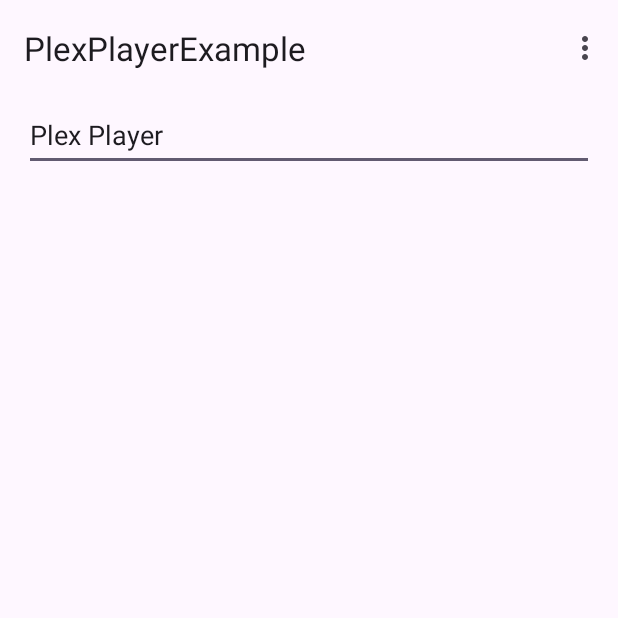
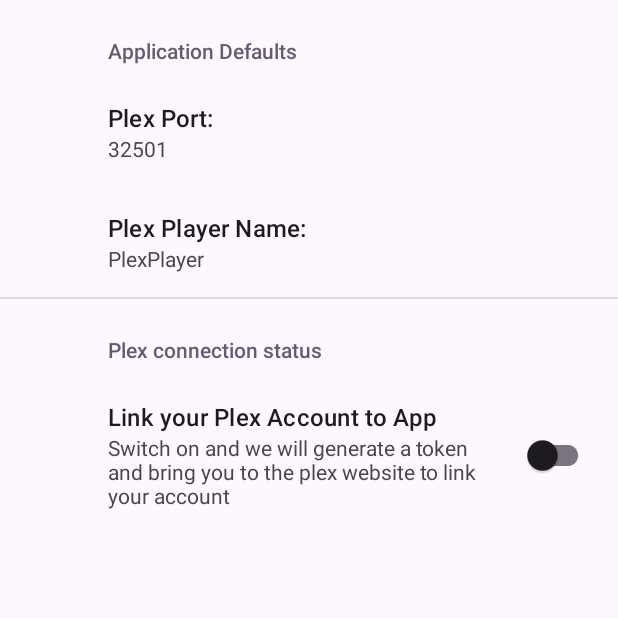
Before and after one commit to jeromeof/PlexPlayerService, an Android app: the screen it shows after launch (MainActivity before the commit, SettingsActivity after it), on a phone screen of 412 x 824 dp, the top half of it. Run offline under Robolectric (Android 15) with nearby library versions, the phone set to English and light mode, and no system bars; our stand-ins replace androidx.preference.

Commit message:
Tidied up the Android side of the codebase a little

```diff
--- a/PlexService/src/main/java/com/pragmaticaudio/plexservice/PlexGDM.java
+++ b/PlexService/src/main/java/com/pragmaticaudio/plexservice/PlexGDM.java
@@ -108,6 +108,7 @@
         helloSocket.setReuseAddress(true);
         helloSocket.joinGroup(InetAddress.getByName(multicast));
         helloSocket.setBroadcast(true);
+        helloSocket.setSoTimeout(5000); // 5 second timeout
 
         String helloPayload = playerInfo.generateGDMHelloPayload();
         DatagramPacket helloPacket = new DatagramPacket(helloPayload.getBytes(), helloPayload.length(),
--- a/PlexService/src/main/java/com/pragmaticaudio/plexservice/controllers/PauseController.java
+++ b/PlexService/src/main/java/com/pragmaticaudio/plexservice/controllers/PauseController.java
@@ -13,15 +13,13 @@
 
     @GET
     @Produces(ContentType.TEXT_XML)
-    public String pause(RequestInfo requestInfo, ResponseInfo responseInfo) {
+    public void pause(RequestInfo requestInfo, ResponseInfo responseInfo) {
         String type = getSingleParamValue(requestInfo, "type");
         String commandID = getSingleParamValue(requestInfo, "commandID");
         validateStandardPlexHeaders(requestInfo);
 
         PlexMediaPlayer mediaPlayer = getMediaPlayer();
         mediaPlayer.pause();
-
-        return "";
     }
 
 }
--- a/PlexService/src/main/java/com/pragmaticaudio/plexservice/controllers/PlayController.java
+++ b/PlexService/src/main/java/com/pragmaticaudio/plexservice/controllers/PlayController.java
@@ -15,7 +15,7 @@
 
     @GET
     @Produces(ContentType.TEXT_XML)
-    public String play(RequestInfo requestInfo, ResponseInfo responseInfo) throws IOException {
+    public void play(RequestInfo requestInfo, ResponseInfo responseInfo) throws IOException {
         String type = getSingleParamValue(requestInfo, "type");
         String commandID = getSingleParamValue(requestInfo, "commandID");
         validateStandardPlexHeaders(requestInfo);
@@ -23,7 +23,6 @@
         PlexMediaPlayer mediaPlayer = getMediaPlayer();
         mediaPlayer.play();
 
-        return "";
     }
 
 }
--- a/PlexService/src/main/java/com/pragmaticaudio/plexservice/controllers/PlayMediaController.java
+++ b/PlexService/src/main/java/com/pragmaticaudio/plexservice/controllers/PlayMediaController.java
@@ -11,6 +11,8 @@
 import com.pragmaticaudio.restserver.server.protocol.RequestInfo;
 import com.pragmaticaudio.restserver.server.protocol.ResponseInfo;
 
+import java.io.IOException;
+
 @RestController("/player/playback/playMedia")
 public class PlayMediaController extends BaseController {
 
@@ -18,7 +20,7 @@
 
     @GET
     @Produces(ContentType.TEXT_XML)
-    public String playMedia(RequestInfo requestInfo, ResponseInfo responseInfo) {
+    public void playMedia(RequestInfo requestInfo, ResponseInfo responseInfo) throws IOException {
         validateStandardPlexHeaders(requestInfo);
 
         Boolean paused = getSingleParamValueAsBoolean(requestInfo,"paused");
@@ -47,7 +49,6 @@
         PlexMediaPlayer plexMediaPlayer = getMediaPlayer();
         plexMediaPlayer.createOrReplaceQueue(playQueueMediaContainer, serverURI, token);
 
-        return "";  // Seems to be an empty response if successful
     }
 
 }
--- a/PlexService/src/main/java/com/pragmaticaudio/plexservice/controllers/SeekToController.java
+++ b/PlexService/src/main/java/com/pragmaticaudio/plexservice/controllers/SeekToController.java
@@ -13,7 +13,7 @@
 
     @GET
     @Produces(ContentType.TEXT_XML)
-    public String seekTo(RequestInfo requestInfo, ResponseInfo responseInfo) {
+    public void seekTo(RequestInfo requestInfo, ResponseInfo responseInfo) {
         String type = getSingleParamValue(requestInfo, "type");
         String commandID = getSingleParamValue(requestInfo, "commandID");
         validateStandardPlexHeaders(requestInfo);
@@ -21,8 +21,6 @@
 
         PlexMediaPlayer mediaPlayer = getMediaPlayer();
         mediaPlayer.seekTo(Integer.valueOf(offset));
-
-        return "";
     }
 
 }
--- a/PlexService/src/main/java/com/pragmaticaudio/plexservice/controllers/SkipNextController.java
+++ b/PlexService/src/main/java/com/pragmaticaudio/plexservice/controllers/SkipNextController.java
@@ -15,15 +15,13 @@
 
     @GET
     @Produces(ContentType.TEXT_XML)
-    public String skipNext(RequestInfo requestInfo, ResponseInfo responseInfo) throws IOException {
+    public void skipNext(RequestInfo requestInfo, ResponseInfo responseInfo) throws IOException {
         String type = getSingleParamValue(requestInfo, "type");
         String commandID = getSingleParamValue(requestInfo, "commandID");
         validateStandardPlexHeaders(requestInfo);
 
         PlexMediaPlayer mediaPlayer = getMediaPlayer();
         mediaPlayer.skipNext();
-
-        return "";
     }
 
 }
--- a/PlexService/src/main/java/com/pragmaticaudio/plexservice/controllers/SkipPreviousController.java
+++ b/PlexService/src/main/java/com/pragmaticaudio/plexservice/controllers/SkipPreviousController.java
@@ -8,12 +8,14 @@
 import com.pragmaticaudio.restserver.server.protocol.RequestInfo;
 import com.pragmaticaudio.restserver.server.protocol.ResponseInfo;
 
+import java.io.IOException;
+
 @RestController("/player/playback/skipPrevious")
 public class SkipPreviousController extends BaseController {
 
     @GET
     @Produces(ContentType.TEXT_XML)
-    public String skipPrevious(RequestInfo requestInfo, ResponseInfo responseInfo) {
+    public void skipPrevious(RequestInfo requestInfo, ResponseInfo responseInfo) throws IOException {
         String type = getSingleParamValue(requestInfo, "type");
         String commandID = getSingleParamValue(requestInfo, "commandID");
         validateStandardPlexHeaders(requestInfo);
@@ -21,7 +23,6 @@
         PlexMediaPlayer mediaPlayer = getMediaPlayer();
         mediaPlayer.skipPrevious();
 
-        return "";
     }
 
 }
--- a/PlexService/src/main/java/com/pragmaticaudio/plexservice/controllers/StopController.java
+++ b/PlexService/src/main/java/com/pragmaticaudio/plexservice/controllers/StopController.java
@@ -13,7 +13,7 @@
 
     @GET
     @Produces(ContentType.TEXT_XML)
-    public String stop(RequestInfo requestInfo, ResponseInfo responseInfo) {
+    public void stop(RequestInfo requestInfo, ResponseInfo responseInfo) {
         String type = getSingleParamValue(requestInfo, "type");
         String commandID = getSingleParamValue(requestInfo, "commandID");
         validateStandardPlexHeaders(requestInfo);
@@ -21,7 +21,6 @@
         PlexMediaPlayer mediaPlayer = getMediaPlayer();
         mediaPlayer.stop();
 
-        return "";
     }
 
 }
--- a/PlexService/src/main/java/com/pragmaticaudio/plexservice/controllers/entities/MediaContainer.java
+++ b/PlexService/src/main/java/com/pragmaticaudio/plexservice/controllers/entities/MediaContainer.java
@@ -22,11 +22,6 @@
     private List<Timeline> Timeline = null;
 
     // Getter and Setter methods for each field...
-
-
-    public List<com.pragmaticaudio.plexservice.controllers.entities.Timeline> getTimeline() {
-        return Timeline;
-    }
 
     public void setTimeline(List<com.pragmaticaudio.plexservice.controllers.entities.Timeline> timeline) {
         Timeline = timeline;
--- a/PlexService/src/main/java/com/pragmaticaudio/plexservice/controllers/entities/PlexPlayerInfo.java
+++ b/PlexService/src/main/java/com/pragmaticaudio/plexservice/controllers/entities/PlexPlayerInfo.java
@@ -6,6 +6,8 @@
 import java.util.Map;
 
 public class PlexPlayerInfo {
+
+    public static final String PLEX_TOKEN =   "plex_token";
 
     private String name;
     private String port;
@@ -37,7 +39,7 @@
 
     public PlexPlayerInfo(Map<String, Object> settings) {
         if (settings == null || !settings.containsKey("playerInfo")) {
-            throw new IllegalArgumentException("Invalid settings provided.");
+            throw new IllegalArgumentException("Invalid settings provided - no playerInfo.");
         }
 
         Map<String, Object> playerInfoMap = (Map<String, Object>) settings.get("playerInfo");
--- a/plexplayerexample/src/main/java/com/pragmaticaudio/plexplayerexample/MainActivity.java
+++ b/plexplayerexample/src/main/java/com/pragmaticaudio/plexplayerexample/MainActivity.java
@@ -40,10 +40,7 @@
         startPlexService();
 
         Log.e("PlexPlayer", Utils.getIPAddress(true));
-
     }
-
-
 
     private ServiceConnection serviceConnection = new ServiceConnection() {
 
@@ -66,14 +63,37 @@
 
         // Gather some data from the app + device to use in our Plex instance
         SharedPreferences sharedPref = PreferenceManager.getDefaultSharedPreferences(this);
-        // Make sure the sharedPref have the UUID for this instance of the App
-        sharedPref.edit().putString(SettingsActivity.DEVICE_UUID, Settings.Secure.getString(getContentResolver(), Settings.Secure.ANDROID_ID));
+        SharedPreferences.OnSharedPreferenceChangeListener listener = (sharedPrefs, key) -> {
+            // Check if the key you're interested in has changed
+            if (PlexPlayerInfo.PLEX_TOKEN.equals(key)) {
+                // Reload MainActivity or refresh the data/content.
+                recreate();
+            }
+        };
+
+        // Check for the Token - no token - lets move user to the Settings to get a token
+        String token = sharedPref.getString(PlexPlayerInfo.PLEX_TOKEN, "0");
+        if (token == null || token.length() <= 1) { // Token needs to be a valid value
+
+            // Setup some default into the sharedPref - so they become the defaults
+            SharedPreferences.Editor prefEdit = sharedPref.edit();
+            prefEdit.putString(SettingsActivity.DEVICE_UUID, Settings.Secure.getString(getContentResolver(), Settings.Secure.ANDROID_ID));
+            prefEdit.putString(PlexPlayerDaemon.NAME, "Standalone");
+            prefEdit.putString(PlexPlayerDaemon.PRODUCT_NAME, "PlexPlayer");
+            prefEdit.commit();
+
+            Intent intent = new Intent(this, SettingsActivity.class);
+            startActivity(intent);
+
+            finish();  // Finish this activity - will restart once the settings are entered
+            return;
+        }
 
         PlexPlayerInfo plexPlayerInfo = getPlexPlayerInfo(sharedPref);
 
         //  Create the PlexPlayerDaemon intent to pass this data to the service
         Intent intent = new Intent(this, PlexPlayerDaemon.class);
-        intent.putExtra(SettingsActivity.PLEX_TOKEN, sharedPref.getString(SettingsActivity.PLEX_TOKEN, "0"));
+        intent.putExtra(PlexPlayerInfo.PLEX_TOKEN, token);
         intent.putExtra(PlexPlayerDaemon.NAME, plexPlayerInfo.getName());
         intent.putExtra(PlexPlayerDaemon.PRODUCT_NAME, plexPlayerInfo.getProduct());
         intent.putExtra(PlexPlayerDaemon.PLEX_PORT, plexPlayerInfo.getPort());
@@ -97,8 +117,8 @@
 
     static protected PlexPlayerInfo getPlexPlayerInfo(SharedPreferences sharedPref) {
         String deviceUUID = sharedPref.getString(SettingsActivity.DEVICE_UUID, "");
-        String deviceName = Build.MODEL;
-        String productName = Build.DEVICE;
+        String deviceName = sharedPref.getString(SettingsActivity.NAME, "PlexPlayer");
+        String productName = sharedPref.getString(SettingsActivity.PRODUCT_NAME, "Standalone");
         int port = Integer.valueOf(sharedPref.getString(SettingsActivity.PLEXAMP_PORT, ""+PlexPlayerServer.DEFAULT_PORT));
 
         return new PlexPlayerInfo(deviceName, productName, port, deviceUUID);
--- a/plexplayerexample/src/main/res/layout/content_main.xml
+++ b/plexplayerexample/src/main/res/layout/content_main.xml
@@ -8,26 +8,27 @@
 
     <EditText
         android:id="@+id/editTextText"
-        android:layout_width="380dp"
-        android:layout_height="48dp"
-        android:layout_marginStart="16dp"
-        android:layout_marginTop="2dp"
+        android:layout_width="417dp"
+        android:layout_height="46dp"
+        android:autofillHints=""
         android:ems="10"
         android:inputType="text"
-        android:text="Plex Player"
+        android:text="@string/Title"
+        app:layout_constraintEnd_toEndOf="parent"
+        app:layout_constraintHorizontal_bias="0.5"
         app:layout_constraintStart_toStartOf="parent"
-        app:layout_constraintTop_toTopOf="parent" />
+        tools:ignore="LabelFor,MissingConstraints,TextSizeCheck" />
 
     <ImageView
         android:id="@+id/imageView"
         android:layout_width="398dp"
         android:layout_height="664dp"
-        android:layout_marginStart="7dp"
         android:layout_marginTop="51dp"
-        android:layout_marginBottom="16dp"
+        android:contentDescription="@string/album_art"
         app:layout_constraintBottom_toBottomOf="parent"
+        app:layout_constraintEnd_toEndOf="parent"
         app:layout_constraintStart_toStartOf="parent"
         app:layout_constraintTop_toTopOf="parent"
-        tools:srcCompat="@tools:sample/backgrounds/scenic" />
+        tools:srcCompat="@tools:sample/avatars[3]" />
 
 </androidx.constraintlayout.widget.ConstraintLayout>
--- a/plexplayerexample/src/main/res/values/strings.xml
+++ b/plexplayerexample/src/main/res/values/strings.xml
@@ -28,5 +28,12 @@
     <string name="verify_pin">Verify PIN</string>
     <string name="status_display">Not Linked</string>
     <string name="token">YOUR_PLEX_TOKEN</string>
+    <string name="plex_port_key">port</string>
+    <string name="plex_port_title">Plex Port:</string>
     <string name="plex_port">32501</string>
+    <string name="Title">Plex Player Android Reference UI</string>
+    <string name="album_art">Album Art goes here</string>
+    <string name="product_name">PlexPlayer</string>
+    <string name="product_name_key">name</string>
+    <string name="product_name_title">Plex Player Name:</string>
 </resources>
--- a/plexplayerexample/src/main/res/xml/root_preferences.xml
+++ b/plexplayerexample/src/main/res/xml/root_preferences.xml
@@ -3,9 +3,17 @@
     <PreferenceCategory app:title="@string/defaults_header">
 
         <EditTextPreference
-            app:key="@string/plex_port"
-            app:title="@string/plexamp_port"
-            app:summary="Enter your Port"
+            app:key="@string/plex_port_key"
+            app:title="@string/plex_port_title"
+            app:summary="@string/plex_port"
+            app:defaultValue="@string/plex_port"
+            />
+
+        <EditTextPreference
+            app:key="@string/product_name_key"
+            app:title="@string/product_name_title"
+            app:summary="@string/product_name"
+            app:defaultValue="@string/product_name"
             />
 
     </PreferenceCategory>
```
Also changed, not shown: PlexService/src/main/java/com/pragmaticaudio/plexservice/AndroidPlexMediaPlayer.java (+92 -6 lines), PlexService/src/main/java/com/pragmaticaudio/plexservice/PlexMediaPlayer.java (+60 -4 lines), PlexService/src/main/java/com/pragmaticaudio/plexservice/PlexPlayerDaemon.java (+7 -3 lines), plexplayerexample/src/main/java/com/pragmaticaudio/plexplayerexample/SettingsActivity.java (+90 -31 lines), 1 other file.
